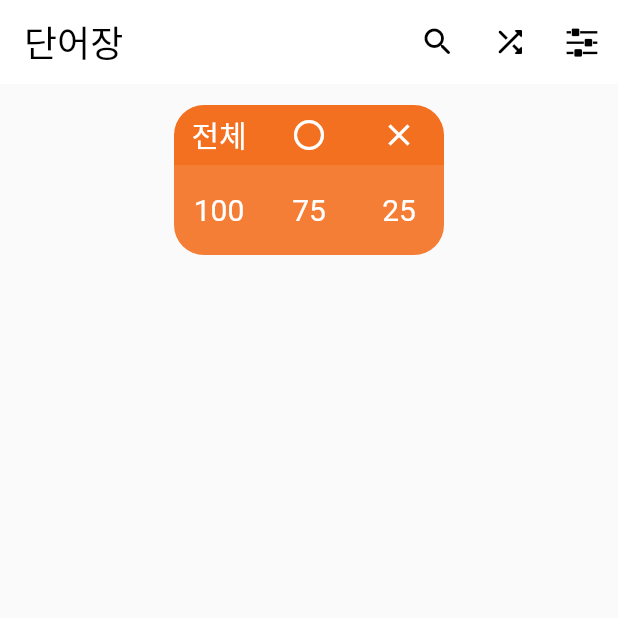
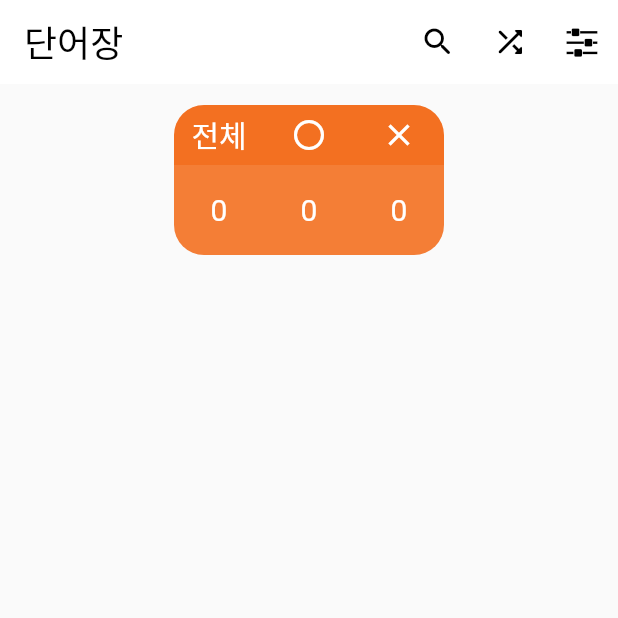
Before and after one commit to almeng-E/arabic_korean_memo, a Flutter app: the screen it shows after launch, after a tap on "전체", on a phone screen of 412 x 824 dp, the top half of it. Run offline on Flutter 3.47's test engine with Material 2 defaults, Android fonts, the phone set to English and light mode, and no system bars; our stand-ins replace csv; missing offline and left inert: swipable_stack.

Commit message:
23-08-27 data_manager 개선

```diff
--- a/lib/main.dart
+++ b/lib/main.dart
@@ -3,7 +3,7 @@ import 'package:flutter/material.dart';
 import 'package:arabic_korean_memo/pages/p_setting.dart';
 import 'package:arabic_korean_memo/pages/p_study.dart';
 import 'package:arabic_korean_memo/pages/p_tests.dart';
-import 'package:arabic_korean_memo/pages/p_words.dart';
+import 'package:arabic_korean_memo/pages/p_vocabs.dart';
 import 'package:arabic_korean_memo/pages/pp_flash_cards.dart';
 import 'package:arabic_korean_memo/pages/pp_four_choice.dart';
 import 'package:arabic_korean_memo/pages/pp_test_generator.dart';
@@ -54,7 +54,7 @@ class _MainPagesState extends State<MainPages> {
   int _currentIndex = 0;
 
   final List<Widget> _pages = [
-    const MainPageWords(),
+    const MainPageVocabs(),
     const MainPageStudy(),
     const MainPageTests(),
     const MainPageSettings(),
--- a/lib/pages/p_words.dart
+++ b/lib/pages/p_vocabs.dart
@@ -3,16 +3,30 @@ import 'package:flutter/material.dart';
 import 'package:arabic_korean_memo/themes/my_icons.dart';
 import 'package:arabic_korean_memo/widgets/w_memorized_button.dart';
 import 'package:arabic_korean_memo/widgets/w_vocab_list.dart';
+import 'package:arabic_korean_memo/widgets/d_data_manager.dart';
 
 // =========================================================================
-class MainPageWords extends StatefulWidget {
-  const MainPageWords({super.key});
+class MainPageVocabs extends StatefulWidget {
+  const MainPageVocabs({super.key});
 
   @override
-  State<MainPageWords> createState() => _MainPageWordsState();
+  State<MainPageVocabs> createState() => _MainPageVocabsState();
 }
 
-class _MainPageWordsState extends State<MainPageWords> {
+class _MainPageVocabsState extends State<MainPageVocabs> {
+  final ItemDataManager _itemDataManager = ItemDataManager();
+
+  @override
+  void initState() {
+    super.initState();
+    _loadData();
+  }
+
+  Future<void> _loadData() async {
+    await _itemDataManager.loadData();
+    setState(() {}); // Refresh the UI after data is loaded
+  }
+
   @override
   Widget build(BuildContext context) {
     return Scaffold(
@@ -47,26 +61,26 @@ class _MainPageWordsState extends State<MainPageWords> {
           ),
         ],
       ),
-      body: const Padding(
-        padding: EdgeInsets.fromLTRB(14, 14, 14, 0),
+      body: Padding(
+        padding: const EdgeInsets.fromLTRB(14, 14, 14, 0),
         child: Column(
           mainAxisAlignment: MainAxisAlignment.center,
           mainAxisSize: MainAxisSize.max,
           children: [
             // ********************************* 색전환 버튼들 나중에 수정
             MemorizedButton(
-              totalItemCount: 100, // Replace with actual total item count
-              memorizedItemCount:
-                  75, // Replace with actual memorized item count
+              totalItemCount: _itemDataManager.getTotalItemCount(),
+              memorizedItemCount: _itemDataManager.getMemorizedItemCount(),
               notMemorizedItemCount:
-                  25, // Replace with actual not memorized item count
-              // onCategorySelected: handleCategoryChange,
+                  _itemDataManager.getNotMemorizedItemCount(),
             ),
-            SizedBox(
+            const SizedBox(
               height: 22,
             ),
             // 단어장 위젯
-            VocabList()
+            VocabList(
+              items: _itemDataManager.items,
+            )
           ],
         ),
       ),
--- a/lib/widgets/d_data_manager.dart
+++ b/lib/widgets/d_data_manager.dart
@@ -31,86 +31,68 @@ enum ItemCategory {
 // csv to <List<Item>>
 Future<List<Item>> parseCsvAndGenerateItems(String csvContent) async {
   List<List<dynamic>> csvRows = const CsvToListConverter().convert(csvContent);
-  List<Map<String, dynamic>> csvData = [];
+  List<Item> items = [];
 
   for (var row in csvRows.skip(1)) {
-    bool isMemorized = row[5] == '1';
-    int page = int.tryParse(row[3].toString()) ?? 0;
-    csvData.add({
-      'word_id': row[0],
-      'arabic_word': row[1],
-      'korean_meaning': row[2],
-      'page': page,
-      'grammatical_type': row[4],
-      'is_memorized': isMemorized,
-      'root': row[6],
-      'info': row[7],
-    });
+    final isMemorized = row[5] == 1;
+    final page = int.tryParse(row[3].toString()) ?? 0;
+
+    items.add(
+      Item(
+        wordId: row[0],
+        arabicWord: row[1],
+        koreanMeaning: row[2],
+        page: page,
+        grammaticalType: row[4],
+        isMemorized: isMemorized,
+        root: row[6],
+        info: row[7],
+      ),
+    );
   }
 
-  return csvData.map((data) {
-    return Item(
-      wordId: data['word_id'],
-      arabicWord: data['arabic_word'],
-      koreanMeaning: data['korean_meaning'],
-      page: data['page'],
-      grammaticalType: data['grammatical_type'],
-      isMemorized: data['is_memorized'],
-      root: data['root'],
-      info: data['info'],
-    );
-  }).toList();
+  return items;
 }
 
 // SINGLETON DATA MANAGER 객체
 class ItemDataManager {
   static final ItemDataManager _instance = ItemDataManager._internal();
-
-  factory ItemDataManager() {
-    return _instance;
-  }
+  factory ItemDataManager() => _instance;
 
   ItemDataManager._internal();
 
   List<Item> _originalItems = [];
+  List<Item> _totalItemList = [];
+  List<Item> _memorizedItemList = [];
+  List<Item> _notMemorizedItemList = [];
 
 // TODO 나중에 modify 하기 : 여러 csvFilePath 받을 경우
   Future<void> loadData() async {
     if (_originalItems.isEmpty) {
       String csvContent = await rootBundle.loadString('assets/csv/DUMMY.csv');
       _originalItems = await parseCsvAndGenerateItems(csvContent);
+
+      _totalItemList = List.from(_originalItems);
+      _memorizedItemList =
+          _originalItems.where((item) => item.isMemorized).toList();
+      _notMemorizedItemList =
+          _originalItems.where((item) => !item.isMemorized).toList();
     }
   }
 
   List<Item> getShuffledItems() {
-    List<Item> shuffledItems = List.from(_originalItems);
-    shuffledItems.shuffle();
+    List<Item> shuffledItems = List.from(_originalItems)..shuffle();
     return shuffledItems;
   }
 
   List<Item> get items => _originalItems;
+  List<Item> get totalItemList => _totalItemList;
+  List<Item> get memorizedItemList => _memorizedItemList;
+  List<Item> get notMemorizedItemList => _notMemorizedItemList;
 
-// 카테고리 분류
-  List<Item> getItemsByCategory(ItemCategory category) {
-    switch (category) {
-      case ItemCategory.memorized:
-        return _originalItems.where((item) => item.isMemorized).toList();
-      case ItemCategory.notMemorized:
-        return _originalItems.where((item) => !item.isMemorized).toList();
-      default:
-        return _originalItems;
-    }
-  }
+  int getTotalItemCount() => _originalItems.length;
 
-  int getTotalItemCount() {
-    return _originalItems.length;
-  }
+  int getMemorizedItemCount() => _memorizedItemList.length;
 
-  int getMemorizedItemCount() {
-    return _originalItems.where((item) => item.isMemorized).length;
-  }
-
-  int getNotMemorizedItemCount() {
-    return _originalItems.where((item) => !item.isMemorized).length;
-  }
+  int getNotMemorizedItemCount() => _notMemorizedItemList.length;
 }
--- a/lib/widgets/w_memorized_button.dart
+++ b/lib/widgets/w_memorized_button.dart
@@ -9,24 +9,22 @@ class _Constants {
   static const double iconSize = 24;
 }
 
-enum DataCategory {
-  total,
-  memorized,
-  notMemorized,
-}
+// enum DataCategory {
+//   total,
+//   memorized,
+//   notMemorized,
+// }
 
 class MemorizedButton extends StatelessWidget {
   final int totalItemCount;
   final int memorizedItemCount;
   final int notMemorizedItemCount;
-  // final Function(DataCategory) onCategorySelected;
 
   const MemorizedButton({
     super.key,
     required this.totalItemCount,
     required this.memorizedItemCount,
     required this.notMemorizedItemCount,
-    // required this.onCategorySelected,
   });
 
   @override
@@ -50,9 +48,7 @@ class MemorizedButton extends StatelessWidget {
                   fontSize: _Constants.labelFontSize,
                 ),
               ),
-              // onTap: () {
-              //   onCategorySelected(DataCategory.total);
-              // },
+              onTap: () {},
             ),
             ClickableContainer(
               label: '$memorizedItemCount',
@@ -61,9 +57,7 @@ class MemorizedButton extends StatelessWidget {
                 color: Colors.white,
                 size: _Constants.iconSize,
               ),
-              // onTap: () {
-              //   onCategorySelected(DataCategory.memorized);
-              // },
+              onTap: () {},
             ),
             ClickableContainer(
               label: '$notMemorizedItemCount',
@@ -72,9 +66,7 @@ class MemorizedButton extends StatelessWidget {
                 color: Colors.white,
                 size: _Constants.iconSize,
               ),
-              // onTap: () {
-              //   onCategorySelected(DataCategory.notMemorized);
-              // },
+              onTap: () {},
             ),
           ],
         ),
@@ -86,13 +78,13 @@ class MemorizedButton extends StatelessWidget {
 class ClickableContainer extends StatelessWidget {
   final String label;
   final Widget labelIcon;
-  // final VoidCallback onTap;
+  final VoidCallback onTap;
 
   const ClickableContainer({
     super.key,
     required this.label,
     required this.labelIcon,
-    // required this.onTap,
+    required this.onTap,
   });
 
   @override
--- a/lib/widgets/w_vocab_list.dart
+++ b/lib/widgets/w_vocab_list.dart
@@ -5,10 +5,11 @@ import 'package:arabic_korean_memo/widgets/d_data_manager.dart';
 // =========================================================================
 
 class VocabList extends StatefulWidget {
+  final List<Item> items;
   // final DataCategory selectedCategory;
   const VocabList({
     super.key,
-    // required this.selectedCategory,
+    required this.items,
   });
 
   @override
@@ -16,22 +17,14 @@ class VocabList extends StatefulWidget {
 }
 
 class _VocabListState extends State<VocabList> {
-  List<Item> data = [];
-
-  @override
-  void initState() {
-    super.initState();
-    data = ItemDataManager().items;
-  }
-
   @override
   Widget build(BuildContext context) {
     return Expanded(
       child: ListView.separated(
         physics: const BouncingScrollPhysics(),
-        itemCount: data.length,
+        itemCount: widget.items.length,
         itemBuilder: (context, index) {
-          return _BuildVocabList(data[index]);
+          return _BuildVocabList(widget.items[index]);
         },
         shrinkWrap: true,
         separatorBuilder: (context, index) {
```
